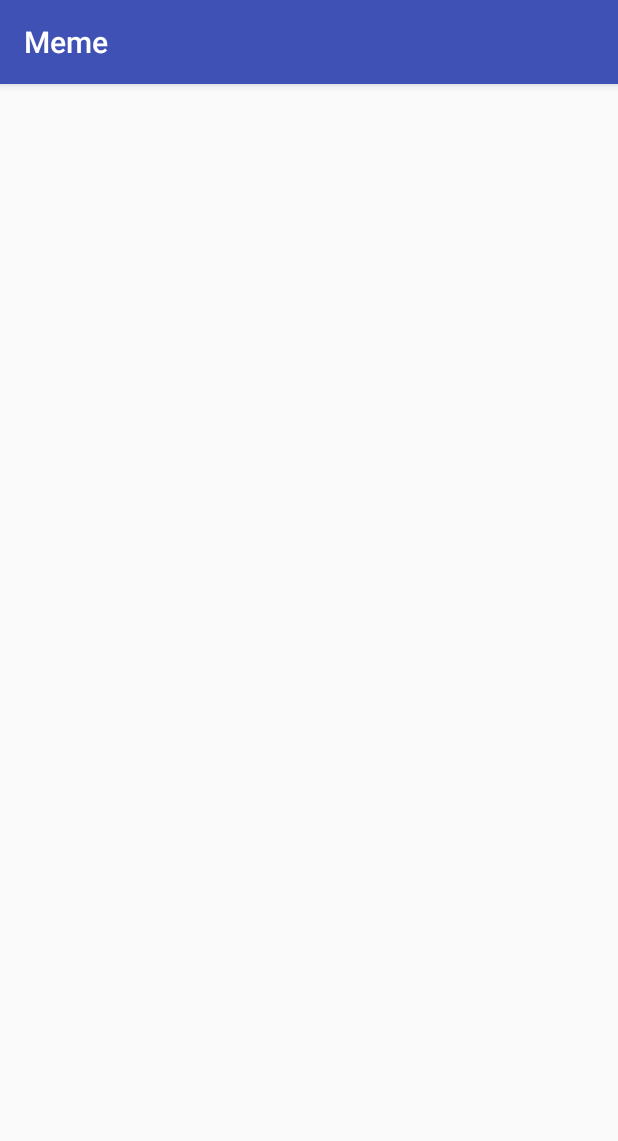
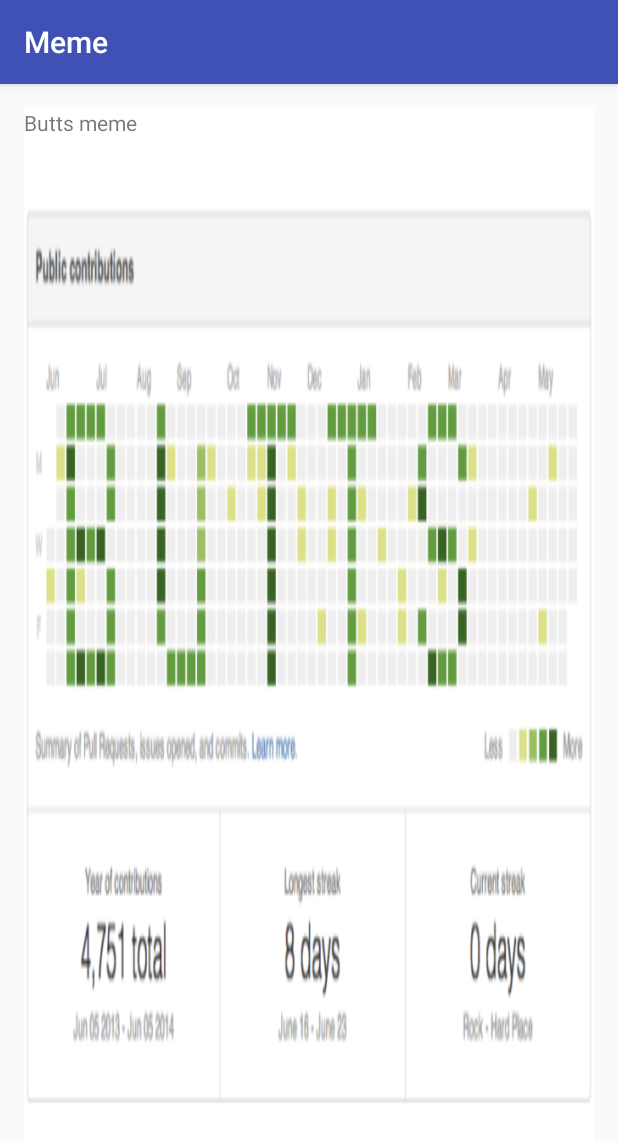
Before and after one commit to hyunjkim/Fragments, an Android app: the screen it shows after launch (MainActivity), after a tap on "BUTTS", on a phone screen of 412 x 824 dp. Shown: the top 1141 px of the screen. Run offline under Robolectric (Android 15) with nearby library versions, the phone set to English and light mode, and no system bars.

Commit message:
Some additions

```diff
--- a/app/src/main/java/nyc/c4q/hyun/meme/Babyfragment.java
+++ b/app/src/main/java/nyc/c4q/hyun/meme/Babyfragment.java
@@ -15,7 +15,7 @@ public class Babyfragment extends Fragment {
     @Nullable
     @Override
     public View onCreateView(LayoutInflater inflater, ViewGroup container, Bundle savedInstanceState) {
-        return inflater.inflate(R.layout.fragment_meme, container,false);
+        return inflater.inflate(R.layout.fragment_baby, container,false);
     }
     // what we want to show on this screen
     @Override
--- a/app/src/main/java/nyc/c4q/hyun/meme/ButtsFragment.java
+++ b/app/src/main/java/nyc/c4q/hyun/meme/ButtsFragment.java
@@ -1,10 +1,31 @@
 package nyc.c4q.hyun.meme;
 
+import android.os.Bundle;
+import android.support.annotation.Nullable;
 import android.support.v4.app.Fragment;
+import android.view.LayoutInflater;
+import android.view.View;
+import android.view.ViewGroup;
+import android.widget.ImageView;
+import android.widget.TextView;
 
 
 /**
  * Created by Hyun on 10/5/16.
  */
 public class ButtsFragment extends Fragment {
+    @Nullable
+    @Override
+    public View onCreateView(LayoutInflater inflater, ViewGroup container, Bundle savedInstanceState) {
+        return inflater.inflate(R.layout.fragment_butts, container,false);
+    }
+    // what we want to show on this screen
+    @Override
+    public void onViewCreated(View view, Bundle savedInstanceState) {
+        ImageView imageView = (ImageView) view.findViewById(R.id.butts_imagebtn);
+        TextView textView = (TextView) view.findViewById(R.id.butts_tv);
+        imageView.setImageResource(R.drawable.meme_four);
+        textView.setText("Butts meme");
+    }
+
 }
--- /dev/null
+++ b/app/src/main/res/layout/fragment_butts.xml
@@ -0,0 +1,20 @@
+<?xml version="1.0" encoding="utf-8"?>
+<LinearLayout
+    xmlns:android="http://schemas.android.com/apk/res/android"
+    android:orientation="vertical"
+    android:background="@drawable/meme_four"
+    android:layout_width="match_parent"
+    android:layout_height="match_parent">
+
+    <TextView
+        android:id="@+id/butts_tv"
+        android:text="butts"
+        android:layout_width="match_parent"
+        android:layout_height="match_parent" />
+    <ImageButton
+        android:id="@+id/butts_imagebtn"
+        android:layout_width="match_parent"
+        android:layout_height="match_parent" />
+
+
+</LinearLayout>
```
Also changed, not shown: app/src/main/java/nyc/c4q/hyun/meme/GitPushFragment.java (+19 -0 lines), app/src/main/res/layout/fragment_gitpush.xml (added, +9 -0 lines), app/src/main/res/layout/fragment_baby.xml (renamed from app/src/main/res/layout/fragment_meme.xml).
